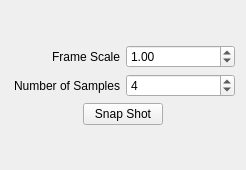
The window that Helios/Qt/Plugins/SnapShot/SnapShot.ui (perryiv/cadkit) describes before a commit, drawn with Qt 5.
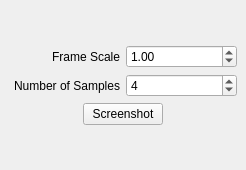
The same window after the commit.

Commit message: Changed "Snap Shot" to "Screenshot" in the plugin's GUI.

Patch:
```diff
--- a/Helios/Qt/Plugins/SnapShot/SnapShot.ui
+++ b/Helios/Qt/Plugins/SnapShot/SnapShot.ui
@@ -13,6 +13,12 @@
    <string>SnapShot</string>
   </property>
   <layout class="QVBoxLayout" >
+   <property name="margin" >
+    <number>9</number>
+   </property>
+   <property name="spacing" >
+    <number>6</number>
+   </property>
    <item>
     <spacer>
      <property name="orientation" >
@@ -28,6 +34,12 @@
    </item>
    <item>
     <layout class="QHBoxLayout" >
+     <property name="margin" >
+      <number>0</number>
+     </property>
+     <property name="spacing" >
+      <number>6</number>
+     </property>
      <item>
       <widget class="QLabel" name="label" >
        <property name="text" >
@@ -49,6 +61,12 @@
    </item>
    <item>
     <layout class="QHBoxLayout" >
+     <property name="margin" >
+      <number>0</number>
+     </property>
+     <property name="spacing" >
+      <number>6</number>
+     </property>
      <item>
       <widget class="QLabel" name="label_2" >
        <property name="text" >
@@ -73,6 +91,12 @@
    </item>
    <item>
     <layout class="QHBoxLayout" >
+     <property name="margin" >
+      <number>0</number>
+     </property>
+     <property name="spacing" >
+      <number>6</number>
+     </property>
      <item>
       <spacer>
        <property name="orientation" >
@@ -89,7 +113,7 @@
      <item>
       <widget class="QPushButton" name="_snapShotButton" >
        <property name="text" >
-        <string>Snap Shot</string>
+        <string>Screenshot</string>
        </property>
       </widget>
      </item>
```
Left out of the diff: 2 changed lines with no effect on the pictures. The commit also changes 2 other files.
